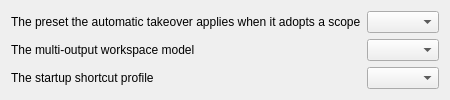
Old version of the form kwin/contents/ui/config.ui in the repository beefsack/plasma-auto-tiler.
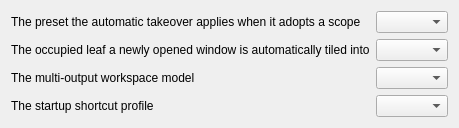
New version of the form.

Commit message: feat(tiling): add automatic split targets

Diff of the .ui file:
```diff
--- a/kwin/contents/ui/config.ui
+++ b/kwin/contents/ui/config.ui
@@ -14,23 +14,33 @@
     <widget class="QComboBox" name="kcfg_tilingAlgorithm"/>
    </item>
    <item row="1" column="0">
+    <widget class="QLabel" name="label_automaticSplitTarget">
+     <property name="text">
+      <string>The occupied leaf a newly opened window is automatically tiled into</string>
+     </property>
+    </widget>
+   </item>
+   <item row="1" column="1">
+    <widget class="QComboBox" name="kcfg_automaticSplitTarget"/>
+   </item>
+   <item row="2" column="0">
     <widget class="QLabel" name="label_workspaceMode">
      <property name="text">
       <string>The multi-output workspace model</string>
      </property>
     </widget>
    </item>
-   <item row="1" column="1">
+   <item row="2" column="1">
     <widget class="QComboBox" name="kcfg_workspaceMode"/>
    </item>
-   <item row="2" column="0">
+   <item row="3" column="0">
     <widget class="QLabel" name="label_shortcutProfile">
      <property name="text">
       <string>The startup shortcut profile</string>
      </property>
     </widget>
    </item>
-   <item row="2" column="1">
+   <item row="3" column="1">
     <widget class="QComboBox" name="kcfg_shortcutProfile"/>
    </item>
   </layout>
```
The commit also changes 7 other files.
